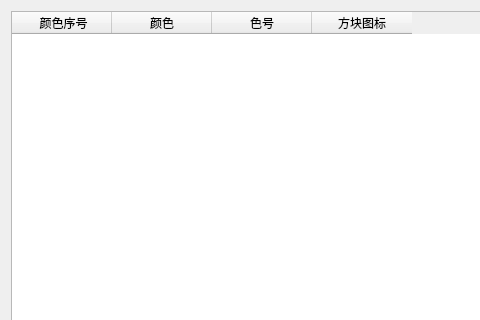
First picture: the form in VisualCraft/ColorBrowser.ui, repository SlopeCraft/SlopeCraft, before the edit; both pictures show x 0 to 480 and y 0 to 320 of the 625 by 462 pixel window.
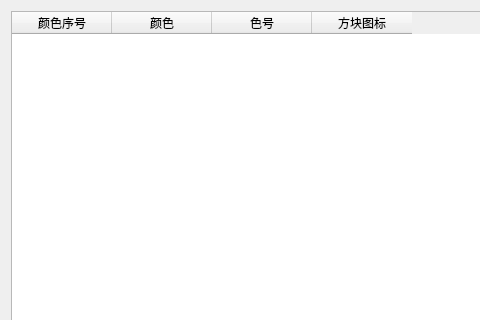
Second picture: the form after the edit.

Diff of the .ui file:
```diff
--- a/VisualCraft/ColorBrowser.ui
+++ b/VisualCraft/ColorBrowser.ui
@@ -18,7 +18,7 @@
     <widget class="QTableWidget" name="table">
      <column>
       <property name="text">
-       <string> 颜色序号</string>
+       <string>颜色序号</string>
       </property>
      </column>
      <column>
```
